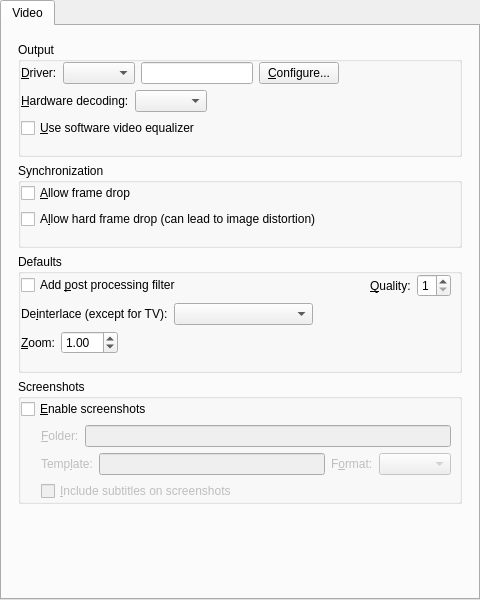
The window that src/gui/pref/video.ui (wilbert2000/wzplayer) describes before a commit, drawn with Qt 5.
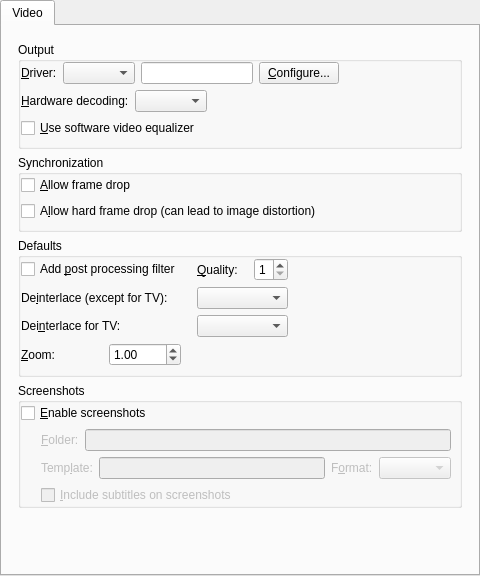
The same window after the commit. Custom widgets are drawn as their Qt base class.

Commit message: Moved Deinterlace for TV to Video section

```diff
--- a/src/gui/pref/video.ui
+++ b/src/gui/pref/video.ui
@@ -7,7 +7,7 @@
     <x>0</x>
     <y>0</y>
     <width>480</width>
-    <height>600</height>
+    <height>576</height>
    </rect>
   </property>
   <layout class="QVBoxLayout">
@@ -55,7 +55,7 @@
            <number>8</number>
           </property>
           <property name="bottomMargin">
-           <number>16</number>
+           <number>8</number>
           </property>
           <item>
            <layout class="QHBoxLayout" name="vo_layout">
@@ -175,7 +175,7 @@
            <number>8</number>
           </property>
           <property name="bottomMargin">
-           <number>16</number>
+           <number>8</number>
           </property>
           <item>
            <widget class="QCheckBox" name="framedrop_check">
@@ -208,7 +208,7 @@
          <property name="flat">
           <bool>true</bool>
          </property>
-         <layout class="QVBoxLayout" name="defaults_verticalLayout">
+         <layout class="QGridLayout" name="gridLayout">
           <property name="leftMargin">
            <number>0</number>
           </property>
@@ -219,50 +219,29 @@
            <number>8</number>
           </property>
           <property name="bottomMargin">
+           <number>8</number>
+          </property>
+          <property name="horizontalSpacing">
            <number>16</number>
           </property>
-          <item>
-           <layout class="QHBoxLayout">
-            <property name="spacing">
-             <number>6</number>
-            </property>
-            <property name="margin">
-             <number>0</number>
-            </property>
-            <item>
+          <item row="0" column="0" colspan="2">
              <widget class="QCheckBox" name="postprocessing_check">
               <property name="text">
                <string>Add &amp;post processing filter</string>
               </property>
              </widget>
             </item>
-            <item>
-             <spacer>
-              <property name="orientation">
-               <enum>Qt::Horizontal</enum>
-              </property>
-              <property name="sizeHint" stdset="0">
-               <size>
-                <width>20</width>
-                <height>20</height>
-               </size>
-              </property>
-             </spacer>
-            </item>
-            <item>
-             <widget class="QLabel" name="postprocessing_quality_label">
-              <property name="text">
-               <string>&amp;Quality:</string>
-              </property>
-              <property name="wordWrap">
-               <bool>false</bool>
-              </property>
-              <property name="buddy">
-               <cstring>postprocessing_quality_spin</cstring>
+          <item row="2" column="2" colspan="2">
+           <widget class="QComboBox" name="deinterlace_tv_combo">
+            <property name="sizePolicy">
+             <sizepolicy hsizetype="Expanding" vsizetype="Fixed">
+              <horstretch>0</horstretch>
+              <verstretch>0</verstretch>
+             </sizepolicy>
               </property>
              </widget>
             </item>
-            <item>
+          <item row="0" column="3">
              <widget class="QSpinBox" name="postprocessing_quality_spin">
               <property name="minimum">
                <number>1</number>
@@ -272,18 +251,8 @@
               </property>
              </widget>
             </item>
-           </layout>
-          </item>
-          <item>
-           <layout class="QHBoxLayout" name="deinterlace_layout">
-            <property name="spacing">
-             <number>6</number>
-            </property>
-            <property name="margin">
-             <number>0</number>
-            </property>
-            <item>
-             <widget class="QLabel" name="label_7">
+          <item row="1" column="0" colspan="2">
+           <widget class="QLabel" name="deinterlace_label">
               <property name="text">
                <string>De&amp;interlace (except for TV):</string>
               </property>
@@ -292,44 +261,7 @@
               </property>
              </widget>
             </item>
-            <item>
-             <widget class="QComboBox" name="deinterlace_combo">
-              <property name="sizePolicy">
-               <sizepolicy hsizetype="Expanding" vsizetype="Fixed">
-                <horstretch>0</horstretch>
-                <verstretch>0</verstretch>
-               </sizepolicy>
-              </property>
-             </widget>
-            </item>
-            <item>
-             <spacer>
-              <property name="orientation">
-               <enum>Qt::Horizontal</enum>
-              </property>
-              <property name="sizeHint" stdset="0">
-               <size>
-                <width>40</width>
-                <height>20</height>
-               </size>
-              </property>
-             </spacer>
-            </item>
-           </layout>
-          </item>
-          <item>
-           <layout class="QHBoxLayout" name="zoom_layout">
-            <item>
-             <widget class="QLabel" name="zoom_label">
-              <property name="text">
-               <string>&amp;Zoom:</string>
-              </property>
-              <property name="buddy">
-               <cstring>zoom_spin</cstring>
-              </property>
-             </widget>
-            </item>
-            <item>
+          <item row="3" column="1">
              <widget class="QDoubleSpinBox" name="zoom_spin">
               <property name="minimum">
                <double>0.500000000000000</double>
@@ -345,8 +277,51 @@
               </property>
              </widget>
             </item>
-            <item>
-             <spacer>
+          <item row="1" column="2" colspan="2">
+           <widget class="QComboBox" name="deinterlace_combo">
+            <property name="sizePolicy">
+             <sizepolicy hsizetype="Expanding" vsizetype="Fixed">
+              <horstretch>0</horstretch>
+              <verstretch>0</verstretch>
+             </sizepolicy>
+            </property>
+           </widget>
+          </item>
+          <item row="3" column="0">
+           <widget class="QLabel" name="zoom_label">
+            <property name="text">
+             <string>&amp;Zoom:</string>
+            </property>
+            <property name="buddy">
+             <cstring>zoom_spin</cstring>
+            </property>
+           </widget>
+          </item>
+          <item row="0" column="2">
+           <widget class="QLabel" name="postprocessing_quality_label">
+            <property name="text">
+             <string>&amp;Quality:</string>
+            </property>
+            <property name="wordWrap">
+             <bool>false</bool>
+            </property>
+            <property name="buddy">
+             <cstring>postprocessing_quality_spin</cstring>
+            </property>
+           </widget>
+          </item>
+          <item row="2" column="0" colspan="2">
+           <widget class="QLabel" name="deinterlace_tv_label">
+            <property name="text">
+             <string>Dei&amp;nterlace for TV:</string>
+            </property>
+            <property name="buddy">
+             <cstring>deinterlace_combo</cstring>
+            </property>
+           </widget>
+          </item>
+          <item row="0" column="4">
+           <spacer name="horizontalSpacer_5">
               <property name="orientation">
                <enum>Qt::Horizontal</enum>
               </property>
@@ -357,8 +332,6 @@
                </size>
               </property>
              </spacer>
-            </item>
-           </layout>
           </item>
          </layout>
         </widget>
```
Lines whose indentation alone changed are shown as unchanged. The commit also changes 11 other files.
